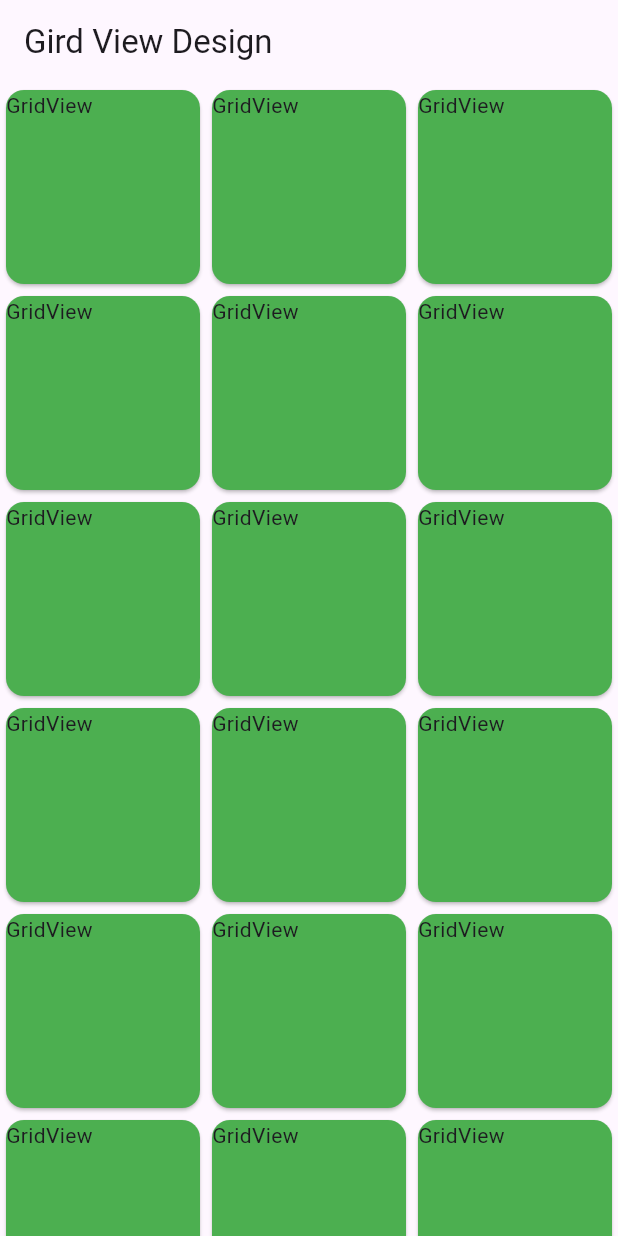
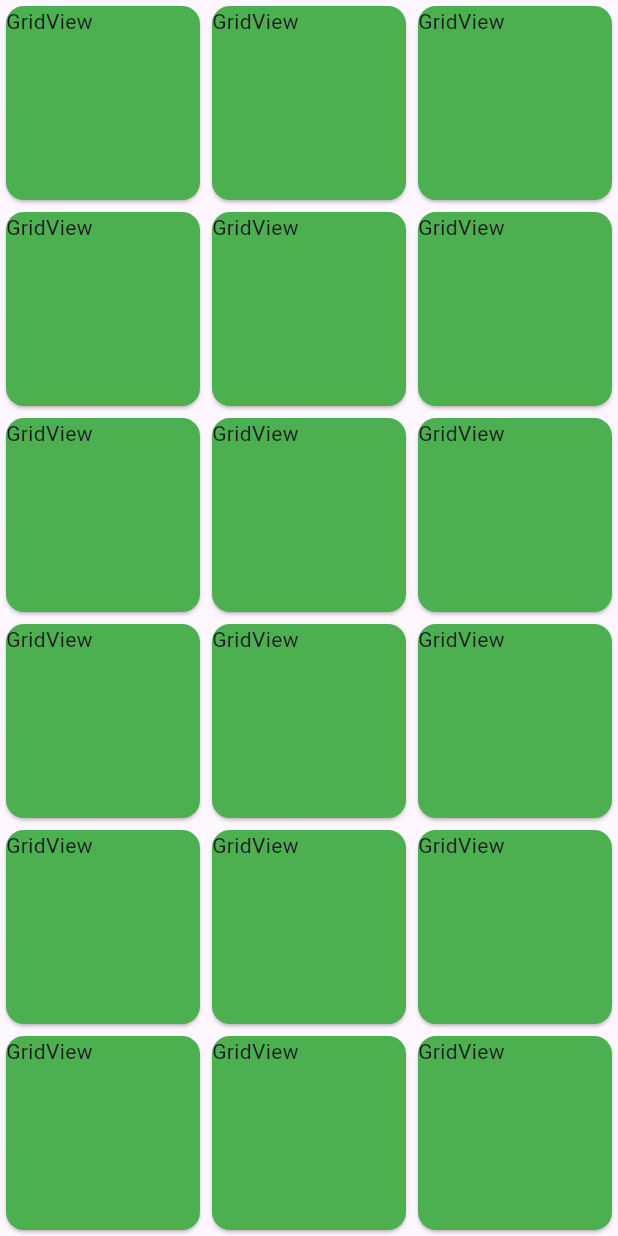
Before and after one commit to RaFiuL-RaZu/app_create2, a Flutter app: the screen it shows after launch, on a phone screen of 412 x 824 dp. Run offline on Flutter 3.47's test engine with Material 3 defaults, Android fonts, the phone set to English and light mode, and no system bars.

Commit message:
grid commit

```diff
--- a/lib/main.dart
+++ b/lib/main.dart
@@ -28,13 +28,8 @@ class HomeScren extends StatelessWidget{
 
 
     return Scaffold(
-      appBar: AppBar(
-        title: Text("Gird View Design"),
-      ),
       body: GridView.builder(
-          gridDelegate: SliverGridDelegateWithFixedCrossAxisCount(
-            crossAxisCount: 3
-          ),
+          gridDelegate:SliverGridDelegateWithFixedCrossAxisCount(crossAxisCount: 3),
           itemBuilder:(context,index){
             return Card(
               color: Colors.green,
@@ -46,8 +41,6 @@ class HomeScren extends StatelessWidget{
             );
           }
       ),
-
-      ),
     );
   }
 
```
